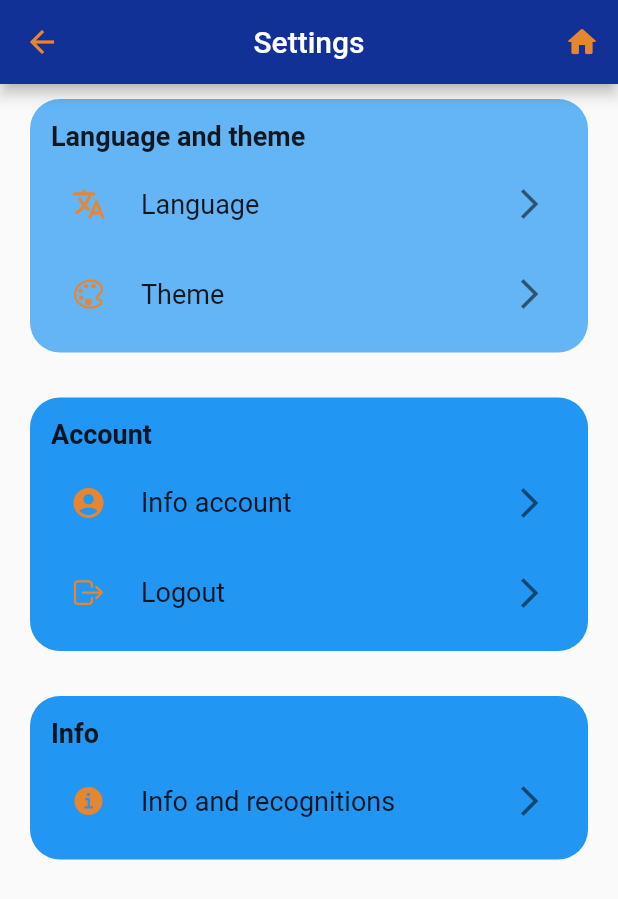
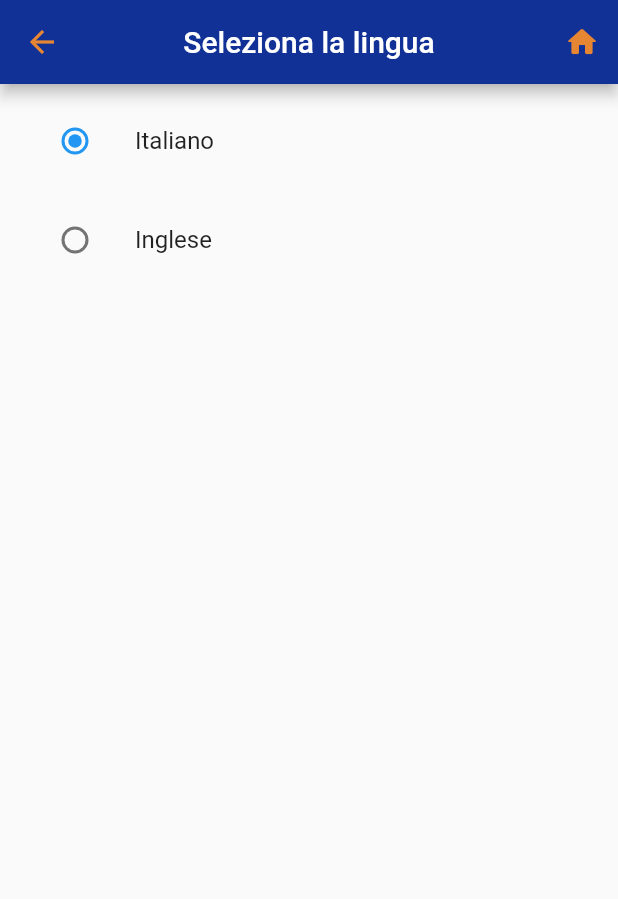
Before and after one commit to GaetanoRuggiero/EMAD2022_23-09, a Flutter app: the SettingsScreen screen opened directly, after a tap on the "arrow forward ios" icon, on a phone screen of 412 x 824 dp. Shown: the top 899 px of the screen. Run offline on Flutter 3.47's test engine with Material 2 defaults, Android fonts, the phone set to English and light mode, and no system bars; our stand-ins replace camera, font_awesome_flutter, google_maps_flutter, ionicons, shared_preferences; accounts and stored records are empty; generated files the repository leaves out were written again.

Commit message:
Added translation function

```diff
--- a/arts/lib/l10n/app_en.arb
+++ b/arts/lib/l10n/app_en.arb
@@ -31,10 +31,12 @@
   "account": "Account",
   "infoAccount": "Info account",
   "logout": "Logout",
+  "logoutCompleted": "Successful logout!",
   "info": "Info",
   "infoAndRecognitions": "Info and recognitions",
 
   "selectLanguage": "Choose the language",
+  "ok": "OK",
 
   "welcomeReg": "Sign in to unlock all functionalities",
   "name": "Name",
--- a/arts/lib/l10n/app_it.arb
+++ b/arts/lib/l10n/app_it.arb
@@ -31,10 +31,12 @@
   "account": "Account",
   "infoAccount": "Info account",
   "logout": "Logout",
+  "logoutCompleted": "Logout completato con successo!",
   "info": "Info",
   "infoAndRecognitions": "Info e riconoscimenti",
 
   "selectLanguage": "Seleziona la lingua",
+  "ok": "OK",
 
   "welcomeReg": "Iscriviti per usufruire di tutte le funzionalità",
   "name": "Nome",
--- /dev/null
+++ b/arts/lib/ui/languagescreen.dart
@@ -0,0 +1,103 @@
+import 'package:flutter/material.dart';
+import 'package:flutter_gen/gen_l10n/app_localizations.dart';
+import 'package:provider/provider.dart';
+import 'package:arts/utils/language_preferences.dart';
+
+import '../utils/settings_model.dart';
+
+class LanguageScreen extends StatefulWidget {
+  const LanguageScreen({Key? key}) : super(key: key);
+
+  @override
+  State<LanguageScreen> createState() => _LanguageScreenState();
+}
+
+class _LanguageScreenState extends State<LanguageScreen> {
+
+  String? _languagemode;
+
+  getLanguagePreferences () async {
+
+    String? languageMode = await LanguagePreferences().getLanguage();
+    debugPrint("SharedRead${languageMode!}");
+
+    if (languageMode == SettingsModel.italian)
+    {
+      setState(() {
+        _languagemode = SettingsModel.italian;
+      });
+    }
+    else {
+      setState(() {
+        _languagemode = SettingsModel.english;
+      });
+    }
+  }
+
+  @override
+  void initState() {
+    getLanguagePreferences();
+    super.initState();
+  }
+
+  @override
+  Widget build(BuildContext context) {
+    return Consumer(
+        builder: (context, SettingsModel settingsNotifier, child) {
+          return Scaffold(
+            appBar: AppBar(
+              centerTitle: true,
+              title: Text(AppLocalizations.of(context)!.selectLanguage),
+              actions: <Widget>[
+                IconButton(onPressed: () {
+                  Navigator.of(context).popUntil((route) => route.isFirst);
+                },
+                    icon: const Icon(Icons.home_rounded)),
+              ],
+            ),
+            body: Padding(
+              padding: const EdgeInsets.only(top: 10, left: 10),
+              child: StatefulBuilder(
+                  builder: (context, setState) {
+                    return Column(
+                      crossAxisAlignment: CrossAxisAlignment.start,
+                      mainAxisSize: MainAxisSize.min,
+                      children: [
+
+                        ListTile(
+                          title: const Text("Italiano"),
+                          leading: Radio<String?>(
+                              value: SettingsModel.italian,
+                              groupValue: _languagemode,
+                              onChanged: (String? value) {
+                                debugPrint("Italianoo "+ value!);
+                                settingsNotifier.languageMode = SettingsModel.italian;
+                                _languagemode = value;
+                              }
+                          ),
+                        ),
+
+                        const SizedBox(height: 10),
+
+                        ListTile(
+                          title: const Text("Inglese"),
+                          leading: Radio<String?>(
+                              value: SettingsModel.english,
+                              groupValue: _languagemode,
+                              onChanged: (String? value) {
+                                debugPrint("Inglesee "+ value!);
+                                settingsNotifier.languageMode = SettingsModel.english;
+                              _languagemode = value;
+                              }
+                          ),
+                        ),
+                      ],
+                    );
+                  }
+              ),
+            ),
+          );
+        }
+    );
+  }
+}
--- a/arts/lib/ui/settings.dart
+++ b/arts/lib/ui/settings.dart
@@ -3,8 +3,9 @@ import 'package:arts/utils/theme_preferences.dart';
 import 'package:flutter/material.dart';
 import 'package:ionicons/ionicons.dart';
 import 'package:provider/provider.dart';
-import '../utils/theme_model.dart';
+import '../utils/settings_model.dart';
 import 'package:flutter_gen/gen_l10n/app_localizations.dart';
+import 'languagescreen.dart';
 
 class SettingsScreen extends StatefulWidget {
   const SettingsScreen({Key? key}) : super(key: key);
@@ -20,10 +21,10 @@ class _SettingsScreenState extends State<SettingsScreen> {
   getThemePreferences () async {
     int? themeMode = await ThemePreferences().getTheme();
 
-    if (themeMode != null && themeMode == ThemeModel.dark) {
+    if (themeMode != null && themeMode == SettingsModel.dark) {
       _filter = ThemeMode.dark;
     }
-    else if (themeMode != null && themeMode == ThemeModel.light){
+    else if (themeMode != null && themeMode == SettingsModel.light){
       _filter = ThemeMode.light;
     }
     else {
@@ -33,17 +34,14 @@ class _SettingsScreenState extends State<SettingsScreen> {
 
   @override
   void initState() {
-    //_filter=ThemeMode.light;
-
     getThemePreferences();
     super.initState();
   }
 
   @override
   Widget build(BuildContext context) {
-
-    return Consumer (
-        builder: (context, ThemeModel themeNotifier, child) {
+    return Consumer(
+        builder: (context, SettingsModel settingsNotifier, child) {
           return Scaffold(
             appBar: AppBar(
               centerTitle: true,
@@ -65,7 +63,7 @@ class _SettingsScreenState extends State<SettingsScreen> {
                         padding: const EdgeInsets.all(14),
                         decoration: BoxDecoration(
                           borderRadius: const BorderRadius.all(Radius.circular(20)),
-                          color: Theme.of(context).primaryColorLight,
+                          color: Theme.of(context).canvasColor,
                         ),
                         child: Column(
                           crossAxisAlignment: CrossAxisAlignment.start,
@@ -82,7 +80,12 @@ class _SettingsScreenState extends State<SettingsScreen> {
 
                             SettingsTile(
                                 actionButton: IconButton(
-                                    onPressed: (){},
+                                    onPressed: (){
+                                      Navigator.push(
+                                        context,
+                                        MaterialPageRoute(builder: (context) => const LanguageScreen()),
+                                      );
+                                    },
                                     icon: Icon(Icons.arrow_forward_ios, color: Theme.of(context).textTheme.headline1?.color)),
                                 icon: Ionicons.language,
                                 title: AppLocalizations.of(context)!.language),
@@ -114,7 +117,7 @@ class _SettingsScreenState extends State<SettingsScreen> {
                                                         groupValue: _filter,
                                                         onChanged: (ThemeMode? value) {
                                                           setState(() {
-                                                            themeNotifier.themeMode = ThemeModel.light;
+                                                            settingsNotifier.themeMode = SettingsModel.light;
                                                             _filter = value;
                                                           });
                                                         }
@@ -128,7 +131,7 @@ class _SettingsScreenState extends State<SettingsScreen> {
                                                         groupValue: _filter,
                                                         onChanged: (ThemeMode? value) {
                                                           setState(() {
-                                                            themeNotifier.themeMode = ThemeModel.dark;
+                                                            settingsNotifier.themeMode = SettingsModel.dark;
                                                             _filter = value;
                                                           });
                                                         }
@@ -142,7 +145,7 @@ class _SettingsScreenState extends State<SettingsScreen> {
                                                         groupValue: _filter,
                                                         onChanged: (ThemeMode? value) {
                                                           setState(() {
-                                                            themeNotifier.themeMode = ThemeModel.system;
+                                                            settingsNotifier.themeMode = SettingsModel.system;
                                                             _filter = value;
                                                           });
                                                         }
@@ -168,7 +171,7 @@ class _SettingsScreenState extends State<SettingsScreen> {
                         padding: const EdgeInsets.all(14),
                         decoration: BoxDecoration(
                           borderRadius: const BorderRadius.all(Radius.circular(20)),
-                          color: Theme.of(context).primaryColor,
+                          //color: Theme.of(context).primaryColor,
                         ),
 
                         child: Column(
@@ -196,7 +199,34 @@ class _SettingsScreenState extends State<SettingsScreen> {
 
                             SettingsTile(
                                 actionButton: IconButton(
-                                    onPressed: (){},
+                                    onPressed: (){
+                                      showDialog<void>(
+                                          context: context,
+                                          builder: (BuildContext context) {
+
+                                            return AlertDialog(
+                                                shape: RoundedRectangleBorder(borderRadius: BorderRadius.circular(15)),
+                                                title: Text(AppLocalizations.of(context)!.logout),
+                                                actions: [
+                                            TextButton(
+                                            child: Text(AppLocalizations.of(context)!.ok),
+                                            onPressed: () => Navigator.pop(context),
+                                            ),
+                                                ],
+                                                content: StatefulBuilder(
+                                                    builder: (context, setState) {
+                                                      return Column(
+                                                          mainAxisSize: MainAxisSize.min,
+                                                          children: [
+                                                            Text(AppLocalizations.of(context)!.logoutCompleted, textAlign: TextAlign.center,)
+                                                          ]
+                                                      );
+                                                    }
+                                                )
+                                            );
+                                          }
+                                      );
+                                    },
                                     icon: Icon(Icons.arrow_forward_ios, color: Theme.of(context).textTheme.headline1?.color)),
                                 icon: Ionicons.log_out_outline,
                                 title: AppLocalizations.of(context)!.logout
@@ -211,7 +241,7 @@ class _SettingsScreenState extends State<SettingsScreen> {
                         padding: const EdgeInsets.all(14),
                         decoration: BoxDecoration(
                           borderRadius: const BorderRadius.all(Radius.circular(20)),
-                          color: Theme.of(context).primaryColor,
+                          //color: Theme.of(context).primaryColor,
                         ),
 
                         child: Column(
--- /dev/null
+++ b/arts/lib/utils/language_preferences.dart
@@ -0,0 +1,28 @@
+import 'package:arts/utils/settings_model.dart';
+import 'package:shared_preferences/shared_preferences.dart';
+
+class LanguagePreferences {
+
+  static const languageKey = 'language';
+
+  setLanguage (String? value) async {
+    SharedPreferences sharedPreferences = await SharedPreferences.getInstance();
+    if(value!=null) {
+      sharedPreferences.setString(languageKey, value);
+    }
+    else {
+      sharedPreferences.setString(languageKey, SettingsModel.italian);
+    }
+  }
+
+  Future<String?> getLanguage () async {
+    SharedPreferences sharedPreferences = await SharedPreferences.getInstance();
+    String? value = sharedPreferences.getString(languageKey);
+    if (value != null) {
+      return sharedPreferences.getString(languageKey);
+    }
+    else {
+      return SettingsModel.italian;
+    }
+  }
+}
--- /dev/null
+++ b/arts/lib/utils/settings_model.dart
@@ -0,0 +1,54 @@
+import 'package:flutter/material.dart';
+import './theme_preferences.dart';
+import 'language_preferences.dart';
+
+class SettingsModel extends ChangeNotifier {
+
+  static const light = 0;
+  static const dark = 1;
+  static const system = 2;
+
+  static const italian = "it_IT";
+  static const english = "en_US";
+
+  int? _themeMode;
+  String? _languageMode;
+
+  ThemePreferences _themePreferences = ThemePreferences();
+  LanguagePreferences _languagePreferences = LanguagePreferences();
+
+  int? get themeMode => _themeMode;
+  String? get languageMode => _languageMode;
+
+  set themeMode(int? value) {
+    _themeMode = value;
+    _themePreferences.setTheme(value);
+    notifyListeners();
+  }
+
+  Future<int?> getThemePreferences() async {
+    _themeMode = (await _themePreferences.getTheme())!;
+    notifyListeners();
+    return _themeMode;
+  }
+
+  set languageMode(String? value) {
+    _languageMode = value;
+    _languagePreferences.setLanguage(value);
+    notifyListeners();
+  }
+
+  Future<String?> getLanguagePreferences() async {
+    _languageMode = (await _languagePreferences.getLanguage())!;
+    notifyListeners();
+    return _languageMode;
+  }
+
+  SettingsModel() {
+    _themePreferences = ThemePreferences();
+    getThemePreferences();
+    _languagePreferences = LanguagePreferences();
+    getLanguagePreferences();
+  }
+
+}
--- a/arts/lib/utils/theme_model.dart
+++ /dev/null
@@ -1,32 +0,0 @@
-import 'package:flutter/material.dart';
-import './theme_preferences.dart';
-
-class ThemeModel extends ChangeNotifier {
-
-  static const light = 0;
-  static const dark = 1;
-  static const system = 2;
-
-  int? _themeMode;
-
-  ThemePreferences _preferences = ThemePreferences();
-
-  int? get themeMode => _themeMode;
-
-  set themeMode(int? value) {
-    _themeMode = value;
-    _preferences.setTheme(value);
-    notifyListeners();
-  }
-
-  Future<int?> getPreferences() async {
-    _themeMode = (await _preferences.getTheme())!;
-    notifyListeners();
-    return _themeMode;
-  }
-
-  ThemeModel() {
-    _preferences = ThemePreferences();
-    getPreferences();
-  }
-}
--- a/arts/lib/utils/theme_preferences.dart
+++ b/arts/lib/utils/theme_preferences.dart
@@ -1,4 +1,4 @@
-import '../utils/theme_model.dart';
+import '../utils/settings_model.dart';
 import 'package:shared_preferences/shared_preferences.dart';
 
 class ThemePreferences {
@@ -11,7 +11,7 @@ class ThemePreferences {
       sharedPreferences.setInt(prefKey, value);
     }
     else {
-      sharedPreferences.setInt(prefKey, ThemeModel.light);
+      sharedPreferences.setInt(prefKey, SettingsModel.light);
     }
   }
 
@@ -22,7 +22,7 @@ class ThemePreferences {
       return sharedPreferences.getInt(prefKey);
     }
     else {
-      return ThemeModel.light;
+      return SettingsModel.light;
     }
   }
 }
```
Also changed, not shown: arts/lib/main.dart (+36 -12 lines).
